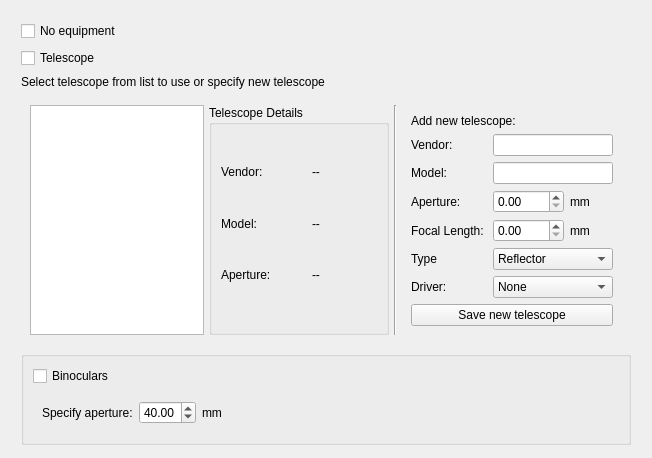
First picture: the form in kstars/tools/whatsinteresting/wiequipsettings.ui, repository KDE/kstars, before the edit.
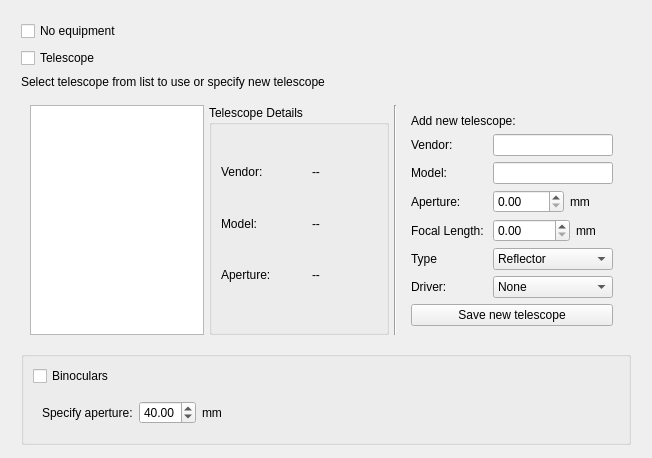
Second picture: the form after the edit.

Commit message: Increase aperture and focal value input limits to 2000 mm  and 20000 mm respectively in WI settings dialog.

Patch:
```diff
--- a/kstars/tools/whatsinteresting/wiequipsettings.ui
+++ b/kstars/tools/whatsinteresting/wiequipsettings.ui
@@ -296,7 +296,7 @@
                <item>
                 <widget class="QDoubleSpinBox" name="focalLenSpinBox">
                  <property name="maximum">
-                  <double>9999.989999999999782</double>
+                  <double>20000.000000000000000</double>
                  </property>
                  <property name="singleStep">
                   <double>0.010000000000000</double>
```
Left out of the diff: 2 changed lines with no effect on the pictures.
